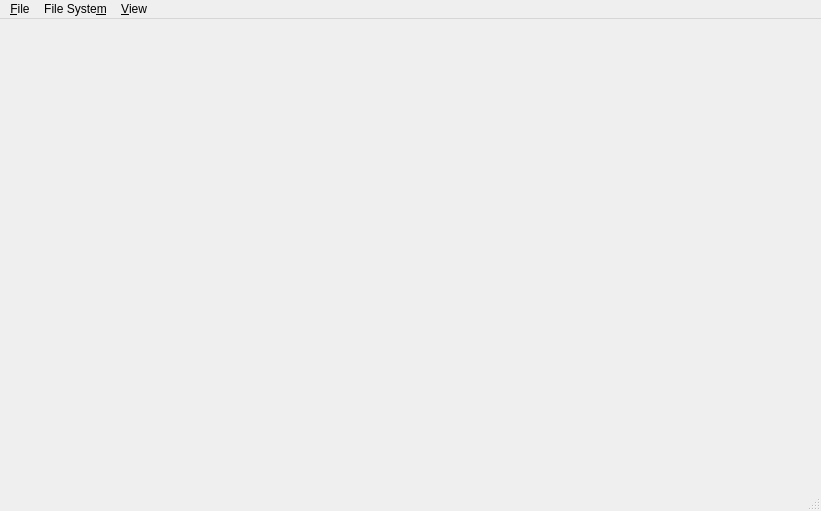
Qt form gui/mainwindow.ui (X1aomu/ToyFS) before a commit.
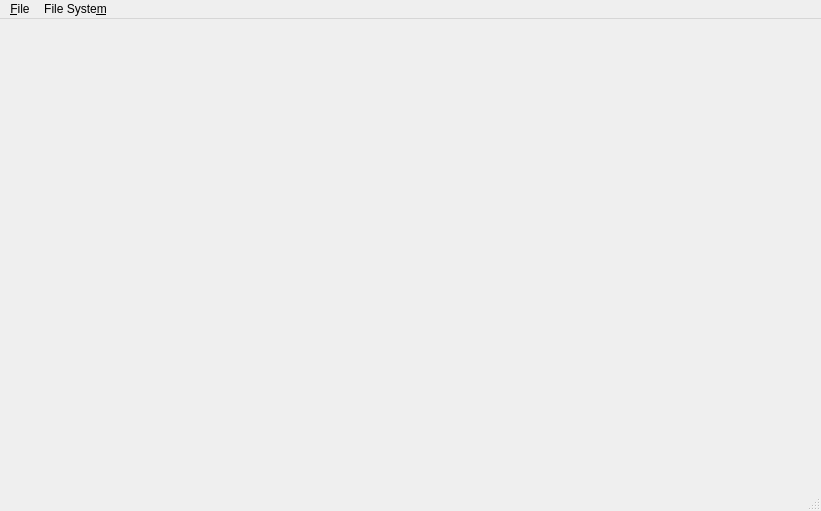
The same form after that commit.

What changed in the file:
```diff
--- a/gui/mainwindow.ui
+++ b/gui/mainwindow.ui
@@ -36,13 +36,6 @@
     <addaction name="separator"/>
     <addaction name="actionExit"/>
    </widget>
-   <widget class="QMenu" name="menuView">
-    <property name="title">
-     <string>&amp;View</string>
-    </property>
-    <addaction name="actionBrowsing_Mode"/>
-    <addaction name="actionHex_Mode"/>
-   </widget>
    <widget class="QMenu" name="menuFile_System">
     <property name="title">
      <string>File Syste&amp;m</string>
@@ -52,9 +45,15 @@
    </widget>
    <addaction name="menuFile"/>
    <addaction name="menuFile_System"/>
-   <addaction name="menuView"/>
   </widget>
-  <widget class="QStatusBar" name="statusBar"/>
+  <widget class="QStatusBar" name="statusBar">
+   <property name="font">
+    <font>
+     <family>微软雅黑</family>
+     <pointsize>11</pointsize>
+    </font>
+   </property>
+  </widget>
   <action name="actionOpen_Disk">
    <property name="text">
     <string>&amp;Open Disk</string>
```
